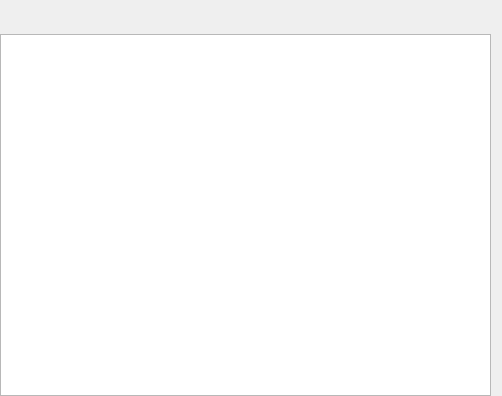
Qt form src/gui/messagepreviewer.ui (martinrotter/rssguard) before a commit.
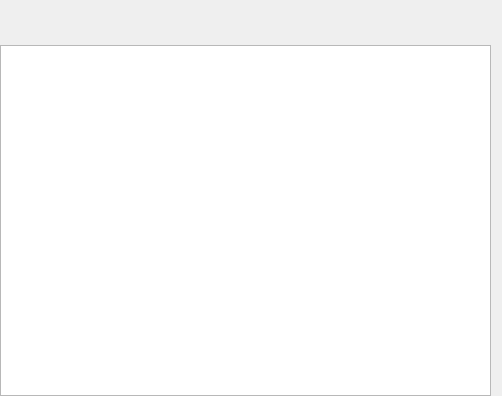
The same form after that commit. Custom widgets are drawn as their Qt base class.

Diff of the .ui file:
```diff
--- a/src/gui/messagepreviewer.ui
+++ b/src/gui/messagepreviewer.ui
@@ -20,9 +20,6 @@
    <property name="leftMargin">
     <number>0</number>
    </property>
-   <property name="topMargin">
-    <number>0</number>
-   </property>
    <property name="bottomMargin">
     <number>0</number>
    </property>
@@ -45,9 +42,6 @@
      <property name="wordWrap">
       <bool>true</bool>
      </property>
-     <property name="margin">
-      <number>5</number>
-     </property>
      <property name="textInteractionFlags">
       <set>Qt::TextSelectableByKeyboard|Qt::TextSelectableByMouse</set>
      </property>
@@ -74,6 +68,13 @@
    </item>
   </layout>
  </widget>
+ <customwidgets>
+  <customwidget>
+   <class>MessageTextBrowser</class>
+   <extends>QTextBrowser</extends>
+   <header>messagetextbrowser.h</header>
+  </customwidget>
+ </customwidgets>
  <resources/>
  <connections/>
 </ui>
```
Left out of the diff: 2 changed lines with no effect on the pictures.
